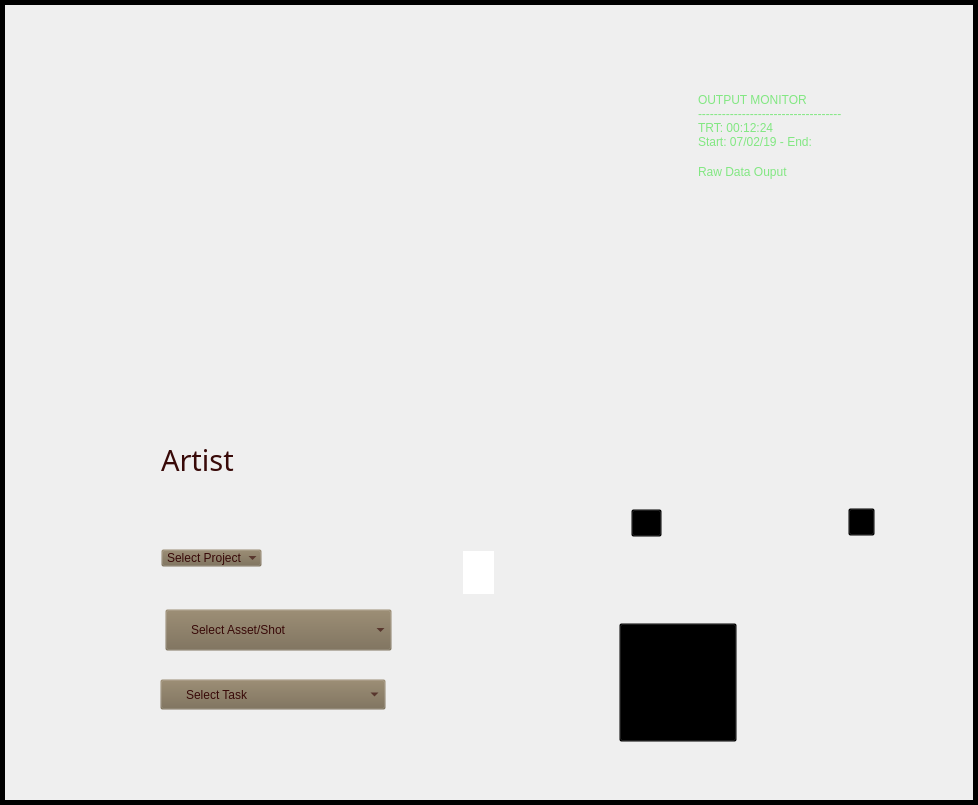
First picture: the form in Python/Utilities/time_lord/ui/time_lord_clock.ui, repository SleepDeprivedVFX/t_sheets_listener, before the edit.
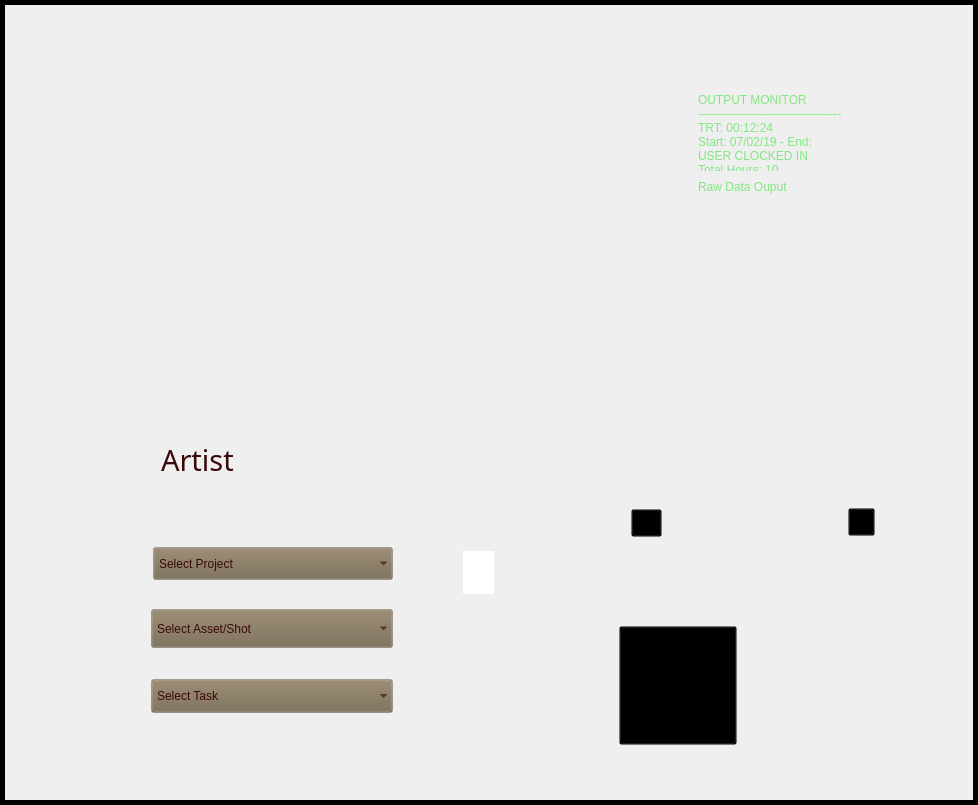
Second picture: the form after the edit. Icons and pictures are not drawn.

Commit message: Ok, after fuckering and unfuckering it, a few things in the UI got broken.  Hopefully they're no big deal to fix.  Deal with it in the morning.

The edit to the form file:
```diff
--- a/Python/Utilities/time_lord/ui/time_lord_clock.ui
+++ b/Python/Utilities/time_lord/ui/time_lord_clock.ui
@@ -260,7 +260,7 @@
        <x>694</x>
        <y>89</y>
        <width>205</width>
-       <height>57</height>
+       <height>82</height>
       </rect>
      </property>
      <property name="styleSheet">
@@ -293,7 +293,9 @@
 ------------------------------------
 TRT: 00:12:24
 Start: 07/02/19 - End:
-USER CLOCKED IN</string>
+USER CLOCKED IN
+Total Hours: 10
+Week Total: 20</string>
      </property>
      <property name="backgroundVisible">
       <bool>false</bool>
@@ -471,7 +473,7 @@
      <property name="geometry">
       <rect>
        <x>619</x>
-       <y>623</y>
+       <y>626</y>
        <width>118</width>
        <height>119</height>
       </rect>
@@ -562,9 +564,9 @@
      <property name="geometry">
       <rect>
        <x>694</x>
-       <y>161</y>
-       <width>207</width>
-       <height>178</height>
+       <y>176</y>
+       <width>206</width>
+       <height>163</height>
       </rect>
      </property>
      <property name="styleSheet">
@@ -602,22 +604,28 @@
     <widget class="QComboBox" name="entity_dropdown">
      <property name="geometry">
       <rect>
-       <x>165</x>
+       <x>151</x>
        <y>609</y>
-       <width>227</width>
-       <height>42</height>
+       <width>242</width>
+       <height>39</height>
       </rect>
      </property>
      <property name="styleSheet">
       <string notr="true">background-image: url(:/backgrounds/elements/entity_bg.png);
+padding-left: 5px;
 background-repeat: none;
-background-color: rgba(118, 104, 79, 0);
-padding-left: 25px;
-subcontrol-origin: padding;
-subcontrol-position: top right;
+background-color: rgba(118, 104, 79, 80);
 font: 16pt &quot;Calisto MT&quot;;
 color: rgb(56, 9, 8);
-selection-background-color: rgba(0, 0, 0, 0);</string>
+subcontrol-origin: padding;
+subcontrol-position: top right;
+selection-background-color: rgba(118, 104, 79, 0);</string>
+     </property>
+     <property name="insertPolicy">
+      <enum>QComboBox::InsertAlphabetically</enum>
+     </property>
+     <property name="frame">
+      <bool>false</bool>
      </property>
      <item>
       <property name="text">
@@ -649,22 +657,28 @@
     <widget class="QComboBox" name="task_dropdown">
      <property name="geometry">
       <rect>
-       <x>160</x>
+       <x>151</x>
        <y>679</y>
-       <width>226</width>
-       <height>31</height>
+       <width>242</width>
+       <height>34</height>
       </rect>
      </property>
      <property name="styleSheet">
       <string notr="true">background-image: url(:/backgrounds/elements/task_bg.png);
+padding-left: 5px;
+background-color: rgba(118, 104, 79, 80);
 background-repeat: none;
-background-color: rgba(118, 104, 79, 0);
-padding-left: 25px;
-subcontrol-origin: padding;
-subcontrol-position: top right;
 font: 16pt &quot;Calisto MT&quot;;
 color: rgb(56, 9, 8);
-selection-background-color: rgba(0, 0, 0, 0);</string>
+subcontrol-origin: padding;
+subcontrol-position: top right;
+selection-background-color: rgba(118, 104, 79, 0);</string>
+     </property>
+     <property name="insertPolicy">
+      <enum>QComboBox::InsertAlphabetically</enum>
+     </property>
+     <property name="frame">
+      <bool>false</bool>
      </property>
      <item>
       <property name="text">
@@ -675,10 +689,10 @@
     <widget class="QComboBox" name="project_dropdown">
      <property name="geometry">
       <rect>
-       <x>161</x>
-       <y>549</y>
-       <width>224</width>
-       <height>28</height>
+       <x>153</x>
+       <y>547</y>
+       <width>240</width>
+       <height>33</height>
       </rect>
      </property>
      <property name="autoFillBackground">
@@ -688,9 +702,11 @@
       <string notr="true">border-image: url(:/backgrounds/elements/project_bar.png);
 padding-left: 5px;
 background-repeat: none;
-background-color: rgba(118, 104, 79, 0);
+background-color: rgba(118, 104, 79, 80);
 font: 16pt &quot;Calisto MT&quot;;
 color: rgb(56, 9, 8);
+subcontrol-origin: padding;
+subcontrol-position: top right;
 selection-background-color: rgba(118, 104, 79, 0);</string>
      </property>
      <property name="editable">
@@ -699,9 +715,6 @@
      <property name="insertPolicy">
       <enum>QComboBox::InsertAlphabetically</enum>
      </property>
-     <property name="sizeAdjustPolicy">
-      <enum>QComboBox::AdjustToContents</enum>
-     </property>
      <property name="frame">
       <bool>false</bool>
      </property>
@@ -908,8 +921,8 @@
     <widget class="QLabel" name="week_meter">
      <property name="geometry">
       <rect>
-       <x>480</x>
-       <y>107</y>
+       <x>481</x>
+       <y>78</y>
        <width>192</width>
        <height>192</height>
       </rect>
@@ -924,7 +937,7 @@
       <pixmap resource="resources/time_lord_resources.qrc">:/dial hands/elements/meter_1_needle.png</pixmap>
      </property>
      <property name="alignment">
-      <set>Qt::AlignHCenter|Qt::AlignTop</set>
+      <set>Qt::AlignCenter</set>
      </property>
     </widget>
     <widget class="QLabel" name="start_clock_minute">
```
Left out of the diff: 70 changed lines with no effect on the pictures. The commit also changes 4 other files.
